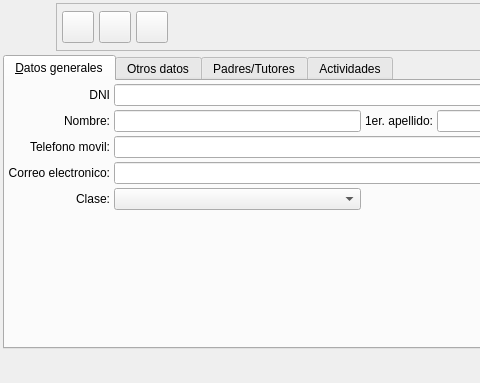
The window that bulmages/bulmafact/plugins/pluginbf_alumno/alumnobase.ui (eboladev/Bulmages-1) describes before a commit, drawn with Qt 5; both pictures show x 0 to 480 and y 0 to 383 of the 742 by 383 pixel window.
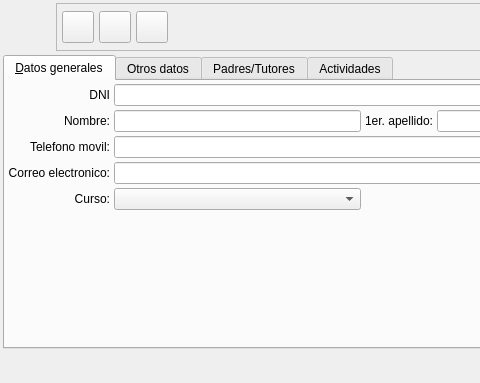
The same window after the commit. Icons and pictures are not drawn. Custom widgets are drawn as their Qt base class.

Commit message: Faig que al llistat d'alumnes se pugui filtrar el llistat per cursos. Falta treurer els camps que no corresponen o substituirlos per criteris de cerca mes adients

Diff of the .ui file:
```diff
--- a/bulmages/bulmafact/plugins/pluginbf_alumno/alumnobase.ui
+++ b/bulmages/bulmafact/plugins/pluginbf_alumno/alumnobase.ui
@@ -458,7 +458,7 @@
        <item row="4" column="0">
         <widget class="QLabel" name="label_2">
          <property name="text">
-          <string>Clase:</string>
+          <string>Curso:</string>
          </property>
          <property name="alignment">
           <set>Qt::AlignRight|Qt::AlignTrailing|Qt::AlignVCenter</set>
```
The commit also changes 2 other files.
